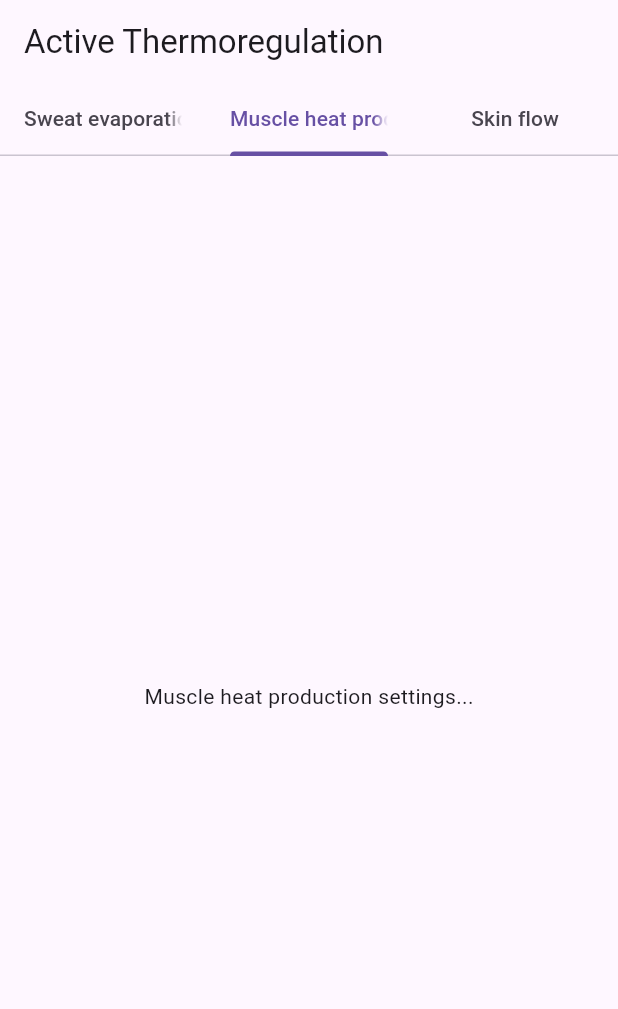
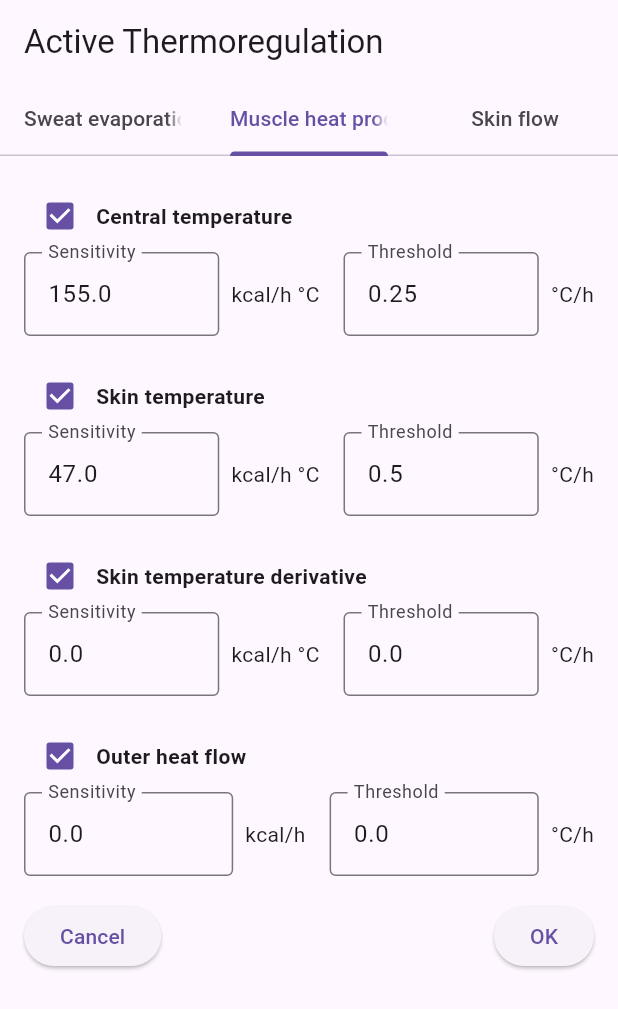
Before and after one commit to Vitaliy212/flutter_application_1, a Flutter app: the screen it shows after launch, tab 2 chosen, on a phone screen of 412 x 824 dp. Shown: the top 1009 px of the screen. Run offline on Flutter 3.47's test engine with Material 3 defaults, Android fonts, the phone set to English and light mode, and no system bars.

Commit message:
All tabs are finished

```diff
--- a/lib/main.dart
+++ b/lib/main.dart
@@ -45,13 +45,14 @@ class _ThermoregulationScreenState extends State<ThermoregulationScreen>
         controller: _tabController,
         children: [
           _buildControlPanel(),
-          Center(child: Text('Muscle heat production settings...')),
-          Center(child: Text('Skin flow settings...')),
+          _buildMuscleHeatPanel(),
+          _buildSkinFlowPanel(),
         ],
       ),
     );
   }
 
+  // Вкладка: Sweat evaporation
   Widget _buildControlPanel() {
     return SingleChildScrollView(
       padding: EdgeInsets.all(16.0),
@@ -91,6 +92,151 @@ class _ThermoregulationScreenState extends State<ThermoregulationScreen>
     );
   }
 
+  // Вкладка: Muscle heat production
+  Widget _buildMuscleHeatPanel() {
+    return SingleChildScrollView(
+      padding: EdgeInsets.all(16.0),
+      child: Column(
+        crossAxisAlignment: CrossAxisAlignment.start,
+        children: [
+          _buildParameterSection('Central temperature', 155, 0.25, 'kcal/h °C'),
+          SizedBox(height: 16),
+          _buildParameterSection('Skin temperature', 47, 0.5, 'kcal/h °C'),
+          SizedBox(height: 16),
+          _buildParameterSection(
+            'Skin temperature derivative',
+            0,
+            0,
+            'kcal/h °C',
+          ),
+          SizedBox(height: 16),
+          _buildParameterSection('Outer heat flow', 0, 0, 'kcal/h'),
+          SizedBox(height: 16),
+          Row(
+            mainAxisAlignment: MainAxisAlignment.spaceBetween,
+            children: [
+              ElevatedButton(onPressed: () {}, child: Text('Cancel')),
+              ElevatedButton(onPressed: () {}, child: Text('OK')),
+            ],
+          ),
+        ],
+      ),
+    );
+  }
+
+  // Вкладка: Skin flow
+  Widget _buildSkinFlowPanel() {
+    return SingleChildScrollView(
+      padding: EdgeInsets.all(16.0),
+      child: Column(
+        crossAxisAlignment: CrossAxisAlignment.start,
+        children: [
+          Text(
+            'Central and skin temperatures',
+            style: TextStyle(fontWeight: FontWeight.bold, fontSize: 16),
+          ),
+          SizedBox(height: 16),
+          Row(
+            children: [
+              Expanded(
+                child: _buildTextField('Central threshold, h11', '0.05'),
+              ),
+              SizedBox(width: 16),
+              Expanded(child: _buildTextField('Skin threshold, h12', '0.1')),
+            ],
+          ),
+          SizedBox(height: 16),
+          _buildSensitivityBlock(
+            title: 'Id > h11, Id > h12',
+            centralSensitivity: 200,
+            skinSensitivity: 10,
+            unit: 'l/h °C',
+          ),
+          SizedBox(height: 16),
+          _buildSensitivityBlock(
+            title: 'Id < h11, Id > h12',
+            centralSensitivity: 50,
+            skinSensitivity: 10,
+            unit: 'l/h °C',
+          ),
+          SizedBox(height: 16),
+          _buildParameterSection(
+            'Skin temperature derivative',
+            0.01,
+            30,
+            'l/°C',
+          ),
+          SizedBox(height: 16),
+          _buildParameterSection('Outer heat flow', 0, 0, 'l/kcal'),
+          SizedBox(height: 16),
+          Text(
+            'Skin blood flow, fls',
+            style: TextStyle(fontWeight: FontWeight.bold, fontSize: 16),
+          ),
+          SizedBox(height: 8),
+          Row(
+            children: [
+              Expanded(child: _buildTextField('Maximum fls', '480')),
+              SizedBox(width: 16),
+              Expanded(child: _buildTextField('Minimum fls', '3')),
+            ],
+          ),
+          SizedBox(height: 8),
+          Row(
+            children: [
+              Checkbox(value: true, onChanged: (bool? value) {}),
+              Text('Head skin flow changes'),
+            ],
+          ),
+          SizedBox(height: 16),
+          Row(
+            mainAxisAlignment: MainAxisAlignment.spaceBetween,
+            children: [
+              ElevatedButton(onPressed: () {}, child: Text('Cancel')),
+              ElevatedButton(onPressed: () {}, child: Text('OK')),
+            ],
+          ),
+        ],
+      ),
+    );
+  }
+
+  Widget _buildSensitivityBlock({
+    required String title,
+    required double centralSensitivity,
+    required double skinSensitivity,
+    required String unit,
+  }) {
+    return Column(
+      crossAxisAlignment: CrossAxisAlignment.start,
+      children: [
+        Text(title, style: TextStyle(fontWeight: FontWeight.bold)),
+        SizedBox(height: 8),
+        Row(
+          children: [
+            Expanded(
+              child: _buildTextField(
+                'Central sensitivity',
+                centralSensitivity.toString(),
+              ),
+            ),
+            SizedBox(width: 16),
+            Text(unit),
+            SizedBox(width: 16),
+            Expanded(
+              child: _buildTextField(
+                'Skin sensitivity',
+                skinSensitivity.toString(),
+              ),
+            ),
+            SizedBox(width: 16),
+            Text(unit),
+          ],
+        ),
+      ],
+    );
+  }
+
   Widget _buildParameterSection(
     String title,
     double sensitivity,
@@ -116,7 +262,7 @@ class _ThermoregulationScreenState extends State<ThermoregulationScreen>
             SizedBox(width: 16),
             Expanded(child: _buildTextField('Threshold', threshold.toString())),
             SizedBox(width: 8),
-            Text('°C'),
+            Text('°C/h'),
           ],
         ),
       ],
```
